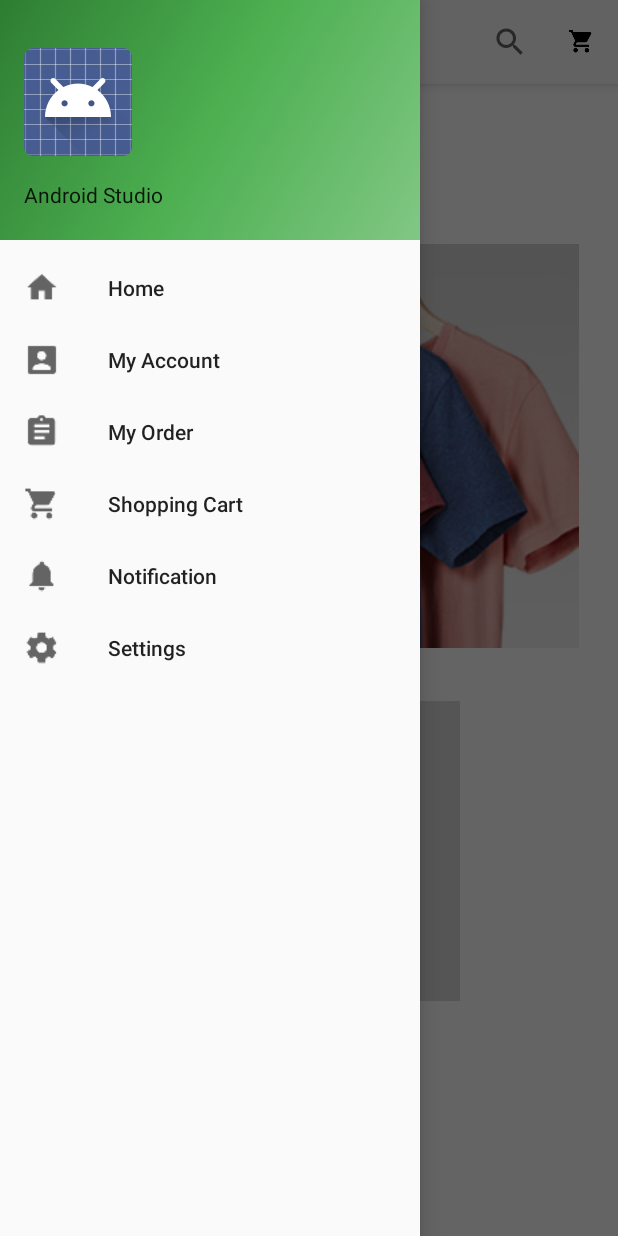
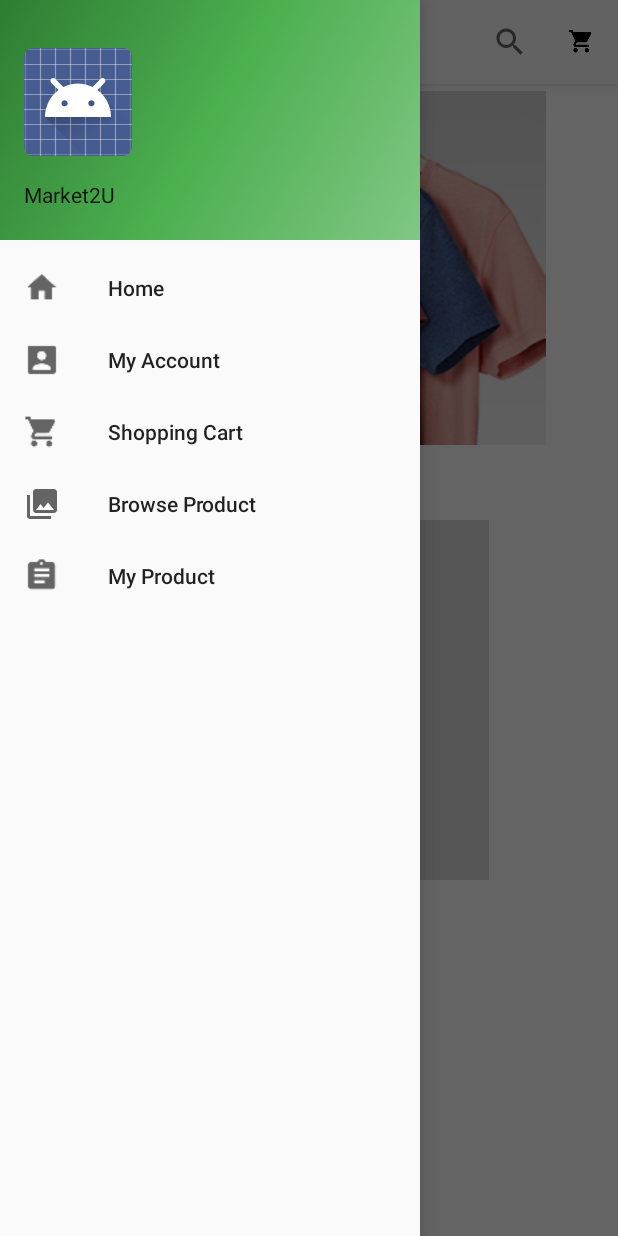
Before and after one commit to sh1ft15/MIM_Market2U, an Android app: the ProductMenuActivity screen opened directly, with no data from a screen before it, with the side drawer open, on a phone screen of 412 x 824 dp. Run offline under Robolectric (Android 15) with nearby library versions, the light colour scheme and no system bars; our stand-ins replace Firebase (no records; nobody signed in at launch, a user with empty details on screens opened directly).

Commit message:
Fix some design on product menu.

```diff
--- a/app/src/main/java/com/example/yeong/market2u/MIM_Authentication/SignInActivity.java
+++ b/app/src/main/java/com/example/yeong/market2u/MIM_Authentication/SignInActivity.java
@@ -7,6 +7,7 @@ import android.view.View;
 import android.widget.Button;
 import android.widget.EditText;
 import android.widget.TextView;
+import android.widget.Toast;
 
 import com.example.yeong.market2u.MIM_Controller.MIMController;
 import com.example.yeong.market2u.R;
@@ -47,6 +48,10 @@ public class SignInActivity extends AppCompatActivity {
             }
         });
 
+        if(getIntent().hasExtra("status")){
+            Toast.makeText(getApplicationContext(), getIntent().getStringExtra("status"), Toast.LENGTH_SHORT).show();
+        }
+
 //        mSignInButton.setOnClickListener(new View.OnClickListener() {
 //            @Override
 //            public void onClick(View v) {
--- a/app/src/main/java/com/example/yeong/market2u/MIM_Model/ProductModel.java
+++ b/app/src/main/java/com/example/yeong/market2u/MIM_Model/ProductModel.java
@@ -227,7 +227,9 @@ public final class ProductModel {
 
                     if (queryText != null && !queryText.isEmpty()) {
 
-                        if (product.getProductName().indexOf(queryText) != -1) {
+
+                        if (product.getProductName().toLowerCase().indexOf(queryText.toLowerCase()) != -1) {
+
                             product_lists.add(new ProductModel(
                                     postSnapshot.getKey(),
                                     product.getProductName(),
--- a/app/src/main/java/com/example/yeong/market2u/MIM_OrderProduct/ShoppingCartActivity.java
+++ b/app/src/main/java/com/example/yeong/market2u/MIM_OrderProduct/ShoppingCartActivity.java
@@ -10,6 +10,7 @@ import android.widget.ListView;
 import android.widget.Switch;
 import android.widget.Toast;
 
+import com.example.yeong.market2u.MIM_Authentication.SignInActivity;
 import com.example.yeong.market2u.MIM_Controller.MIMController;
 import com.example.yeong.market2u.MIM_Model.ShoppingCartModel;
 import com.example.yeong.market2u.MIM_SearchProduct.ProductList;
@@ -53,7 +54,7 @@ public class ShoppingCartActivity extends AppCompatActivity implements Serializa
                 String current_user_id = MIMController.getInstance().getCurrentUser(shoppingCartContext);
 
                 if(current_user_id == null || current_user_id == "" || current_user_id == "guest"){
-                    controller.navigateTo(shoppingCartContext, MainActivity.class, "status", "Please Login to Make an Order");
+                    controller.navigateTo(shoppingCartContext, SignInActivity.class, "status", "Please Login to Make an Order");
                 }else{
                     controller.navigateTo(shoppingCartContext, ShippingDetailsActivity.class);
                 }
@@ -70,7 +71,8 @@ public class ShoppingCartActivity extends AppCompatActivity implements Serializa
     public boolean onOptionsItemSelected(MenuItem item) {
         switch (item.getItemId()) {
             case android.R.id.home:
-                controller.navigateTo(this, ProductList.class);
+                // controller.navigateTo(this, ProductList.class);
+                this.finish();
                 return true;
             default:
                 return super.onOptionsItemSelected(item);
--- a/app/src/main/res/layout/nav_header_main_frame.xml
+++ b/app/src/main/res/layout/nav_header_main_frame.xml
@@ -22,13 +22,13 @@
         android:layout_width="match_parent"
         android:layout_height="wrap_content"
         android:paddingTop="@dimen/nav_header_vertical_spacing"
-        android:text="Android Studio"
+        android:text="Market2U"
         android:textAppearance="@style/TextAppearance.AppCompat.Body1" />
 
     <TextView
-        android:id="@+id/textView"
+        android:id="@+id/userIdentity"
         android:layout_width="wrap_content"
         android:layout_height="wrap_content"
-        android:text="android.studio@android.com" />
+        android:text="user@example.com" />
 
 </LinearLayout>
--- a/app/src/main/res/menu/activity_product_menu_drawer.xml
+++ b/app/src/main/res/menu/activity_product_menu_drawer.xml
@@ -11,24 +11,35 @@
             android:icon="@drawable/ic_account_box"
             android:title="@string/accountTitle" />
         <item
-            android:id="@+id/nav_orders"
-            android:icon="@drawable/ic_assignment"
-            android:title="@string/orderTitle" />
-        <item
             android:id="@+id/nav_cart"
             android:icon="@drawable/ic_shopping_cart"
             android:title="@string/cartTitle" />
         <item
+            android:id="@+id/nav_product"
+            android:icon="@drawable/ic_menu_gallery"
+            android:title="Browse Product" />
+        <item
+            android:id="@+id/nav_my_product"
+            android:icon="@drawable/ic_assignment"
+            android:title="My Product" />
+        <item
+            android:id="@+id/nav_orders"
+            android:icon="@drawable/ic_assignment"
+            android:title="@string/orderTitle"
+            android:visible="false"/>
+        <item
             android:id="@+id/nav_notification"
             android:icon="@drawable/ic_notifications"
-            android:title="@string/notificationTitle" />
+            android:title="@string/notificationTitle"
+            android:visible="false"/>
     </group>
 
     <group>
         <item
             android:id="@+id/nav_settings"
             android:icon="@drawable/ic_settings"
-            android:title="@string/settingsTitle" />
+            android:title="@string/settingsTitle"
+            android:visible="false"/>
     </group>
 
 </menu>
```
Also changed, not shown: app/src/main/java/com/example/yeong/market2u/MIM_SearchProduct/ProductList.java (+7 -2 lines), app/src/main/java/com/example/yeong/market2u/MIM_SearchProduct/ProductMenuActivity.java (+67 -25 lines), app/src/main/java/com/example/yeong/market2u/Testing.java (+6 -4 lines), app/src/main/res/layout/content_product_menu.xml (+38 -58 lines), 1 other file.
